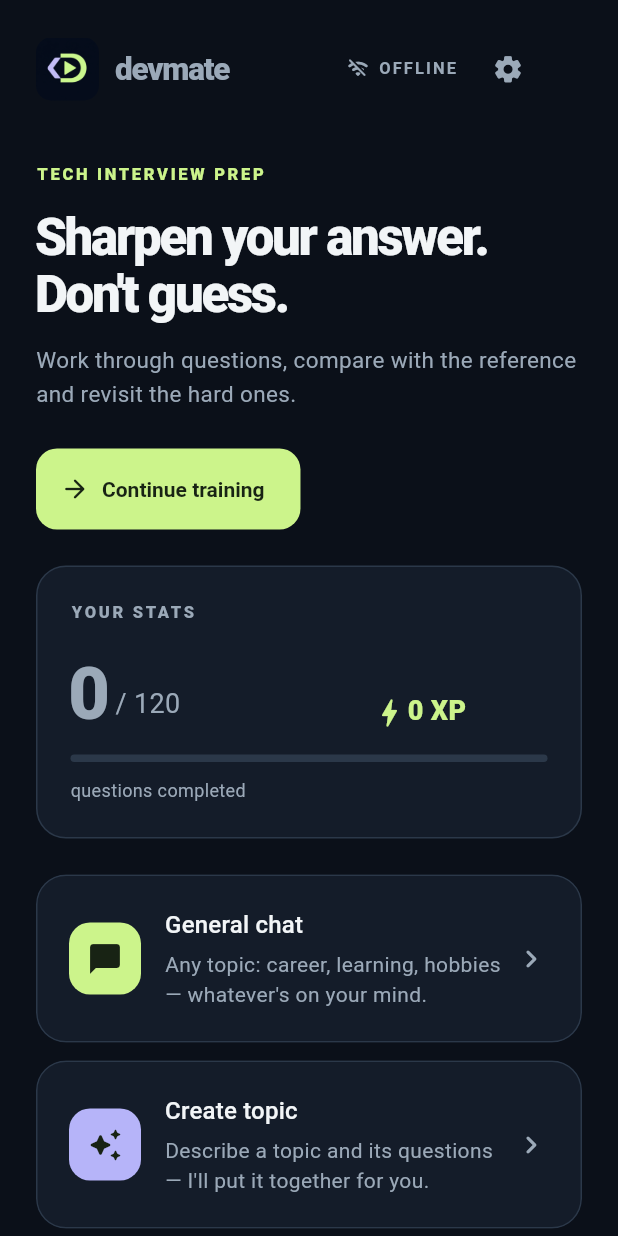
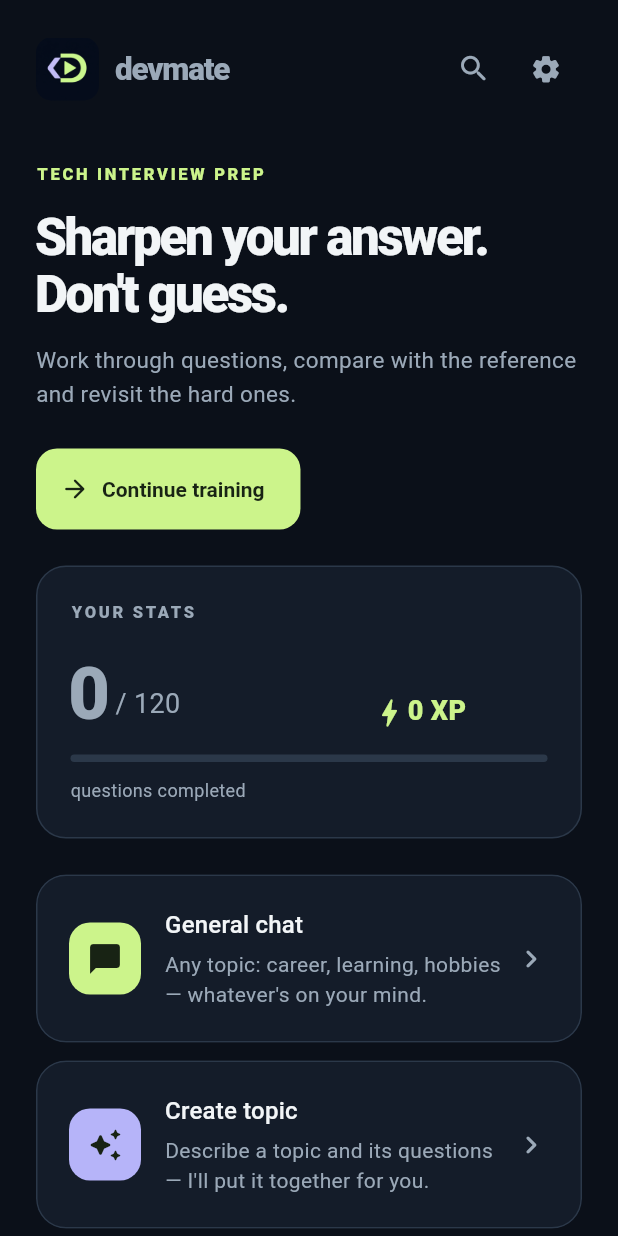
Before and after one commit to Sergionius/Devmate, a Flutter app: the screen it shows after launch, on a phone screen of 412 x 824 dp. Run offline on Flutter 3.47's test engine with Material 3 defaults, Android fonts, the phone set to English and light mode, and no system bars; our stand-ins replace cross_file, cupertino_ui, file_picker, flutter_markdown_plus, flutter_secure_storage, go_router and 3 more; missing offline and left inert: dart:js_interop, openai_dart; statements that could not run were skipped.

Commit message:
feat(search): add catalog search and prepare v1.1.0 release

```diff
--- a/lib/l10n/app_localizations.dart
+++ b/lib/l10n/app_localizations.dart
@@ -97,6 +97,54 @@ abstract class AppLocalizations {
     Locale('en'),
     Locale('ru'),
   ];
+
+  /// No description provided for @searchTitle.
+  ///
+  /// In ru, this message translates to:
+  /// **'Поиск'**
+  String get searchTitle;
+
+  /// No description provided for @searchHint.
+  ///
+  /// In ru, this message translates to:
+  /// **'Поиск по темам и вопросам'**
+  String get searchHint;
+
+  /// No description provided for @searchClear.
+  ///
+  /// In ru, this message translates to:
+  /// **'Очистить поиск'**
+  String get searchClear;
+
+  /// No description provided for @searchAnswers.
+  ///
+  /// In ru, this message translates to:
+  /// **'Искать также в ответах'**
+  String get searchAnswers;
+
+  /// No description provided for @searchStart.
+  ///
+  /// In ru, this message translates to:
+  /// **'Введите слово или фразу для поиска по библиотеке.'**
+  String get searchStart;
+
+  /// No description provided for @searchEmpty.
+  ///
+  /// In ru, this message translates to:
+  /// **'Ничего не найдено.'**
+  String get searchEmpty;
+
+  /// No description provided for @searchTopics.
+  ///
+  /// In ru, this message translates to:
+  /// **'Темы'**
+  String get searchTopics;
+
+  /// No description provided for @searchQuestions.
+  ///
+  /// In ru, this message translates to:
+  /// **'Вопросы'**
+  String get searchQuestions;
 
   /// No description provided for @questionsManagement.
   ///
@@ -355,12 +403,6 @@ abstract class AppLocalizations {
   /// In ru, this message translates to:
   /// **'Настройки AI'**
   String get aiSettings;
-
-  /// No description provided for @offlineBadge.
-  ///
-  /// In ru, this message translates to:
-  /// **'ОФЛАЙН'**
-  String get offlineBadge;
 
   /// No description provided for @logoSemantics.
   ///
--- a/lib/router.dart
+++ b/lib/router.dart
@@ -12,6 +12,7 @@ import 'ui/design_system.dart';
 import 'ui/edit_topic_screen.dart';
 import 'ui/home_screen.dart';
 import 'ui/practice_screen.dart';
+import 'ui/search_screen.dart';
 import 'ui/settings_screen.dart';
 import 'ui/topic_screen.dart';
 import 'ui/training_view_model.dart';
@@ -80,6 +81,10 @@ GoRouter createRouter(
           settingsRepository: llmSettings,
           aiDisabled: aiDisabled,
         ),
+      ),
+      _route(
+        path: '/search',
+        builder: (context, state) => SearchScreen(catalog: catalog),
       ),
       _route(
         path: '/settings',
--- a/lib/ui/home_screen.dart
+++ b/lib/ui/home_screen.dart
@@ -87,6 +87,7 @@ class _HomeScreenState extends State<HomeScreen> {
                           children: [
                             _BrandHeader(
                               onOpenSettings: () => context.push('/settings'),
+                              onOpenSearch: () => context.push('/search'),
                             ),
                             const SizedBox(height: 38),
                             LayoutBuilder(
@@ -272,8 +273,12 @@ class _HomeScreenState extends State<HomeScreen> {
 }
 
 class _BrandHeader extends StatelessWidget {
-  const _BrandHeader({required this.onOpenSettings});
+  const _BrandHeader({
+    required this.onOpenSettings,
+    required this.onOpenSearch,
+  });
   final VoidCallback onOpenSettings;
+  final VoidCallback onOpenSearch;
 
   @override
   Widget build(BuildContext context) => Row(
@@ -297,22 +302,11 @@ class _BrandHeader extends StatelessWidget {
         ),
       ),
       const Spacer(),
-      Icon(Icons.wifi_off_rounded, size: 15, color: context.colors.muted),
-      const SizedBox(width: 6),
-      Flexible(
-        child: Text(
-          context.l10n.offlineBadge,
-          maxLines: 1,
-          overflow: TextOverflow.ellipsis,
-          style: TextStyle(
-            color: context.colors.muted,
-            fontSize: 11,
-            letterSpacing: 1.4,
-            fontWeight: FontWeight.w700,
-          ),
-        ),
+      IconButton(
+        tooltip: context.l10n.searchTitle,
+        onPressed: onOpenSearch,
+        icon: Icon(Icons.search_rounded, size: 23, color: context.colors.muted),
       ),
-      const SizedBox(width: 10),
       IconButton(
         tooltip: context.l10n.settingsTitle,
         onPressed: onOpenSettings,
--- a/pubspec.yaml
+++ b/pubspec.yaml
@@ -16,7 +16,7 @@ publish_to: 'none' # Remove this line if you wish to publish to pub.dev
 # https://developer.apple.com/library/archive/documentation/General/Reference/InfoPlistKeyReference/Articles/CoreFoundationKeys.html
 # In Windows, build-name is used as the major, minor, and patch parts
 # of the product and file versions while build-number is used as the build suffix.
-version: 1.0.0+1
+version: 1.1.0+2
 
 environment:
   sdk: ^3.14.0
```
Also changed, not shown: lib/data/catalog_search.dart (added, +50 -0 lines), lib/l10n/app_en.arb (+8 -1 lines), lib/l10n/app_localizations_en.dart (+24 -3 lines), lib/l10n/app_localizations_ru.dart (+24 -3 lines), lib/l10n/app_ru.arb (+8 -1 lines), lib/ui/search_screen.dart (added, +133 -0 lines), 2 other files.
